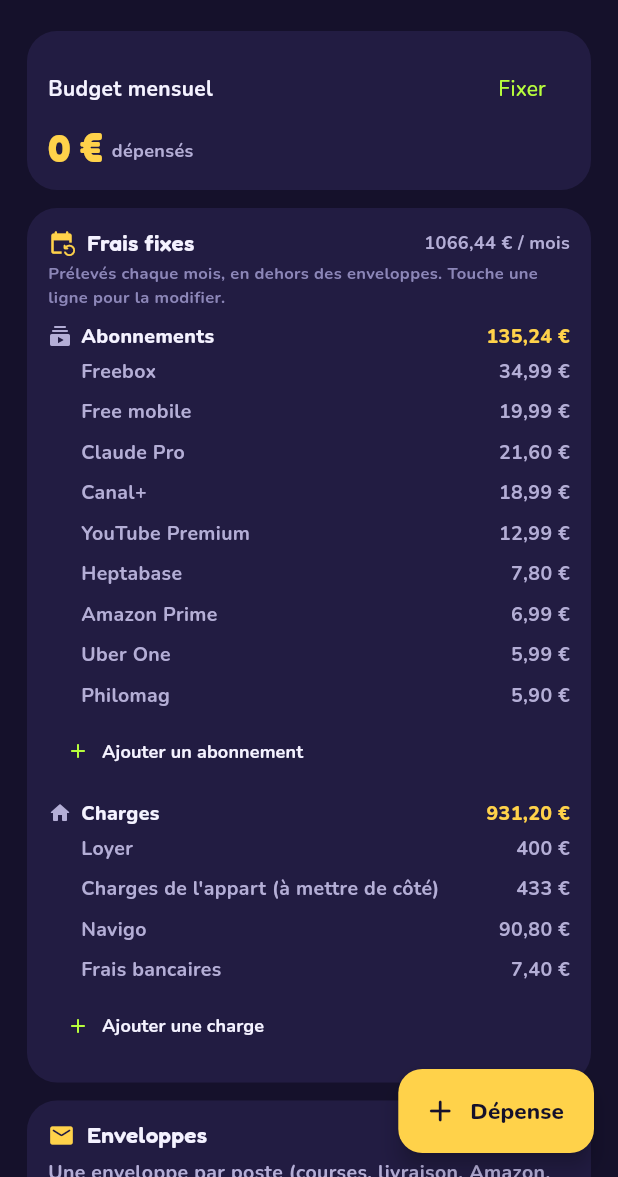
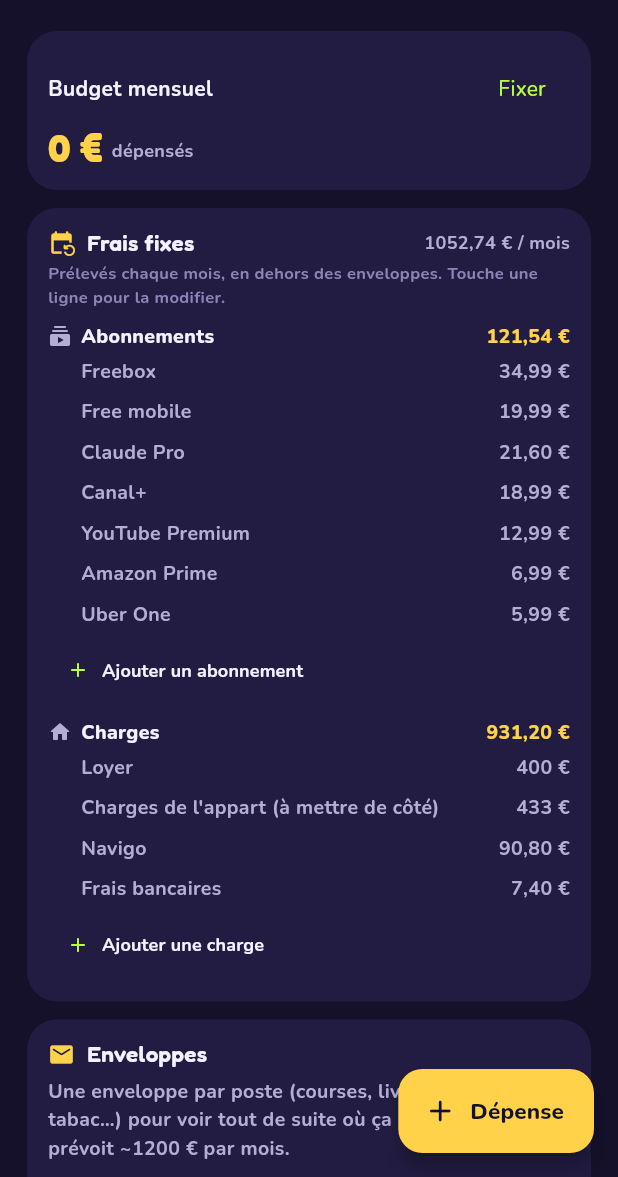
Before and after one commit to CLperso/micky-quest, a Flutter app: the BudgetScreen screen opened directly, after a tap on "Remplir avec mes frais fixes", on a phone screen of 412 x 824 dp, the part 59-1236 px from its top. Run offline on Flutter 3.47's test engine with Material 3 defaults, Android fonts, the phone set to English and light mode, and no system bars; our stand-ins replace flutter_local_notifications, google_fonts, image_picker, shared_preferences, timezone; missing offline and left inert: android_intent_plus, device_calendar, google_mlkit_digital_ink_recognition; accounts and stored records are empty; statements that could not run were skipped.

Commit message:
Frais fixes : retire Philomag et Heptabase (résiliés)
Co-Authored-By: Claude Opus 5.5 <noreply@anthropic.com>
Claude-Session: https://claude.ai/code/session_01FTWBbffx5EURyA4Z3NTbZ7

```diff
--- a/lib/models.dart
+++ b/lib/models.dart
@@ -1190,10 +1190,8 @@ class Expense {
     'abonnement|Claude Pro|21.60',
     'abonnement|Canal+|18.99',
     'abonnement|YouTube Premium|12.99',
-    'abonnement|Heptabase|7.80',
     'abonnement|Amazon Prime|6.99',
     'abonnement|Uber One|5.99',
-    'abonnement|Philomag|5.90',
     'charge|Loyer|400',
     'charge|Charges de l\'appart (à mettre de côté)|433',
     'charge|Navigo|90.80',
```
